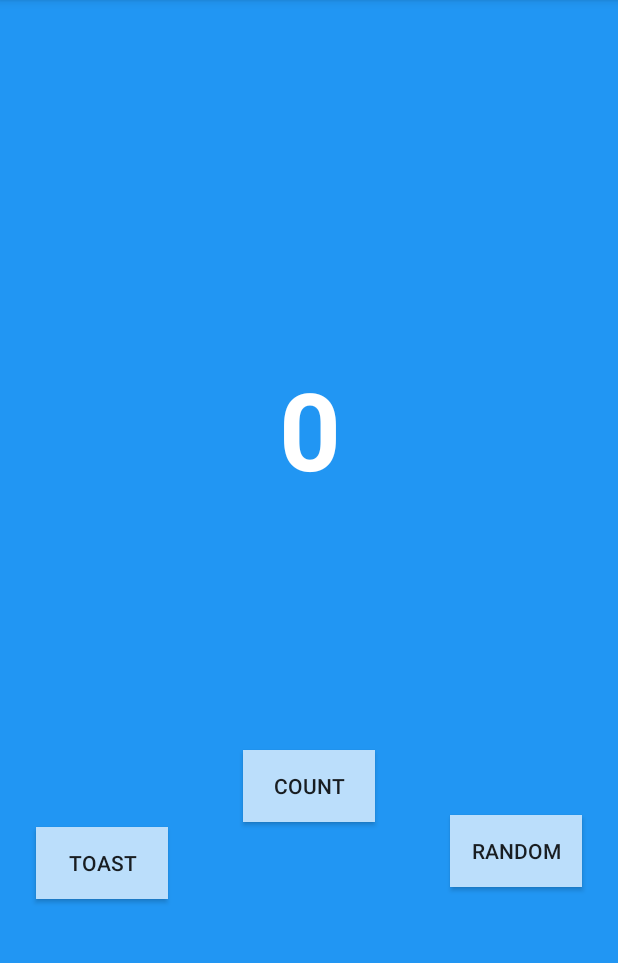
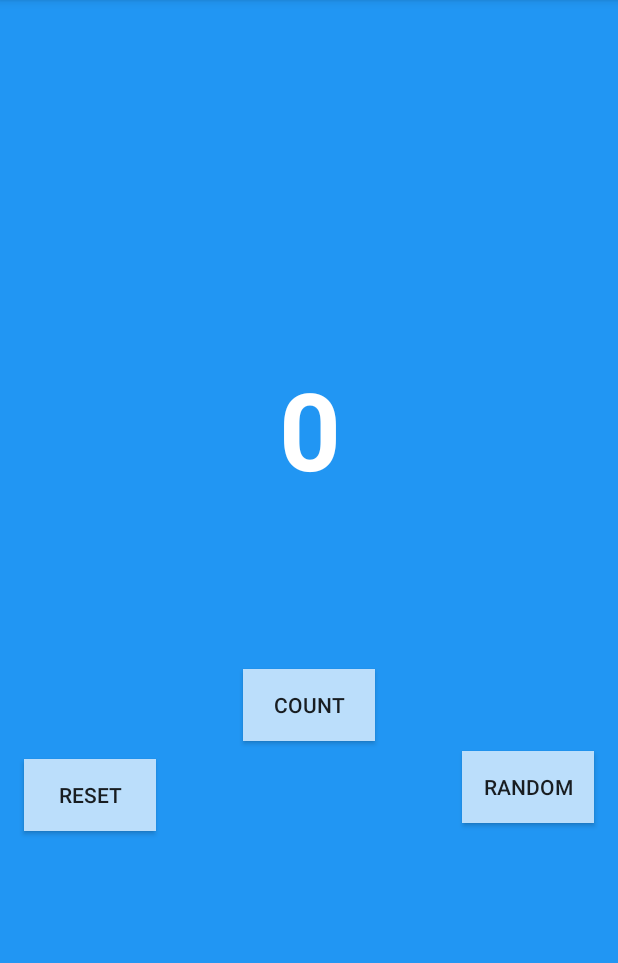
Before and after one commit to Elenaires/Build-your-first-android-app-in-Java, an Android app: the screen it shows after launch (MainActivity), on a phone screen of 412 x 824 dp, the part 84-1047 px from its top. Run offline under Robolectric (Android 15) with nearby library versions, the phone set to English and light mode, and no system bars.

Commit message:
final commit

```diff
--- a/app/src/main/AndroidManifest.xml
+++ b/app/src/main/AndroidManifest.xml
@@ -16,6 +16,7 @@
                 <category android:name="android.intent.category.LAUNCHER" />
             </intent-filter>
         </activity>
+        <activity android:name=".SecondActivity"></activity>
     </application>
 
 </manifest>
--- a/app/src/main/res/layout/activity_main.xml
+++ b/app/src/main/res/layout/activity_main.xml
@@ -29,14 +29,16 @@
         android:layout_height="wrap_content"
         android:layout_marginBottom="8dp"
         android:layout_marginLeft="24dp"
+        android:layout_marginStart="16dp"
         android:layout_marginTop="56dp"
         android:background="@color/buttonBackground"
-        android:text="Toast"
         android:onClick="toastMe"
+        android:text="Reset"
         app:layout_constraintBottom_toBottomOf="parent"
         app:layout_constraintLeft_toLeftOf="parent"
         app:layout_constraintStart_toStartOf="parent"
-        app:layout_constraintTop_toBottomOf="@+id/textView" />
+        app:layout_constraintTop_toBottomOf="@+id/textView"
+        app:layout_constraintVertical_bias="0.361" />
 
     <Button
         android:id="@+id/count_button"
@@ -45,26 +47,28 @@
         android:layout_marginBottom="8dp"
         android:layout_marginTop="112dp"
         android:background="@color/buttonBackground"
+        android:onClick="countMe"
         android:text="Count"
         app:layout_constraintBottom_toBottomOf="parent"
         app:layout_constraintLeft_toRightOf="@+id/toast_button"
         app:layout_constraintRight_toLeftOf="@+id/random_button"
         app:layout_constraintTop_toBottomOf="@+id/textView"
-        app:layout_constraintVertical_bias="0.204" />
+        app:layout_constraintVertical_bias="0.0" />
 
     <Button
         android:id="@+id/random_button"
         android:layout_width="wrap_content"
         android:layout_height="wrap_content"
         android:layout_marginBottom="8dp"
-        android:layout_marginRight="24dp"
+        android:layout_marginRight="16dp"
         android:layout_marginTop="64dp"
         android:background="@color/buttonBackground"
+        android:onClick="randomMe"
         android:text="Random"
         app:layout_constraintBottom_toBottomOf="parent"
         app:layout_constraintRight_toRightOf="parent"
         app:layout_constraintTop_toBottomOf="@+id/textView"
-        app:layout_constraintVertical_bias="0.463" />
+        app:layout_constraintVertical_bias="0.326" />
 
 
 
--- a/app/src/main/res/values/colors.xml
+++ b/app/src/main/res/values/colors.xml
@@ -5,4 +5,5 @@
     <color name="colorAccent">#FF4081</color>
     <color name="screenBackground">#2196F3</color>
     <color name="buttonBackground">#bbdefb</color>
+    <color name="screenBackground2">#26C6DA</color>
 </resources>
--- a/app/src/main/res/values/strings.xml
+++ b/app/src/main/res/values/strings.xml
@@ -1,4 +1,5 @@
 <resources>
     <string name="app_name">My First App</string>
     <string name="hello_world_text">0</string>
+    <string name="random_heading">Here is a random number between 0 to %1d</string>
 </resources>
```
Also changed, not shown: app/src/main/java/com/example/myfirstapp/MainActivity.java (+41 -1 lines), app/src/main/java/com/example/myfirstapp/SecondActivity.java (added, +48 -0 lines), app/src/main/res/layout/activity_second.xml (added, +44 -0 lines).
